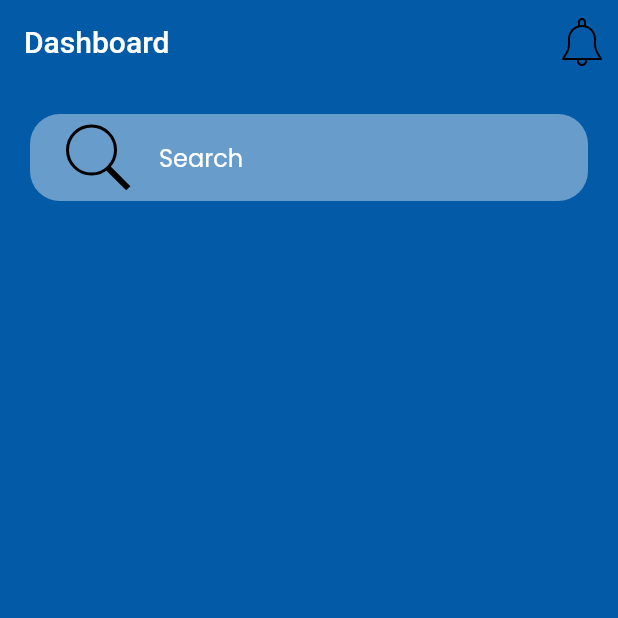
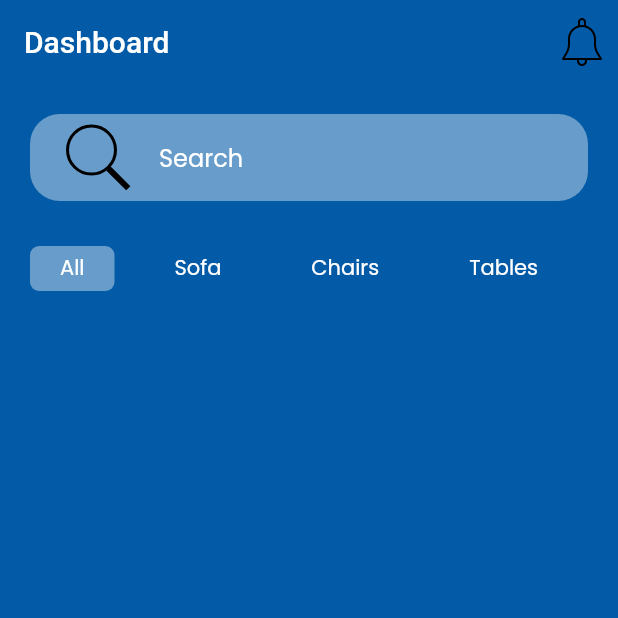
Before and after one commit to scriptclump/flutter-furniture-shop-app-ui, a Flutter app: the screen it shows after launch, on a phone screen of 412 x 824 dp, the top half of it. Run offline on Flutter 3.47's test engine with Material 2 defaults, Android fonts, the phone set to English and light mode, and no system bars; our stand-ins replace flutter_svg, google_fonts.

Commit message:
Adds the main navigation: Categories list

```diff
--- a/lib/screens/product/components/body.dart
+++ b/lib/screens/product/components/body.dart
@@ -3,6 +3,7 @@ import 'package:flutter_svg/svg.dart';
 
 import '../../../constants.dart';
 import '../../../components/search_box.dart';
+import '../components/category_list.dart';
 
 class Body extends StatelessWidget {
   @override
@@ -10,6 +11,7 @@ class Body extends StatelessWidget {
     return Column(
       children: <Widget>[
         SearchBox(),
+        CategoryList(),
       ],
     );
   }
--- /dev/null
+++ b/lib/screens/product/components/category_list.dart
@@ -0,0 +1,54 @@
+import 'package:flutter/material.dart';
+
+// Custom import
+import '../../../constants.dart';
+
+// Statefule widget since some state chnage on category
+class CategoryList extends StatefulWidget {
+  @override
+  _CategoryListState createState() => _CategoryListState();
+}
+
+class _CategoryListState extends State<CategoryList> {
+  int selectedIndex = 0;
+  List categories = ['All', 'Sofa', 'Chairs', 'Tables'];
+  @override
+  Widget build(BuildContext context) {
+    return Container(
+      margin: EdgeInsets.symmetric(vertical: kDefaultPadding / 2),
+      height: 30,
+      child: ListView.builder(
+        scrollDirection: Axis.horizontal,
+        itemCount: categories.length,
+        itemBuilder: (context, index) {
+          var selectedIndex2 = selectedIndex;
+          return GestureDetector(
+            onTap: () {
+              setState(() {
+                selectedIndex = index;
+              });
+            },
+            child: Container(
+              alignment: Alignment.center,
+              margin: EdgeInsets.only(
+                left: kDefaultPadding,
+                right: index == categories.length - 1 ? kDefaultPadding : 0,
+              ),
+              padding: EdgeInsets.symmetric(horizontal: kDefaultPadding),
+              decoration: BoxDecoration(
+                color: index == selectedIndex2
+                    ? Colors.white.withOpacity(0.4)
+                    : Colors.transparent,
+                borderRadius: BorderRadius.circular(6),
+              ),
+              child: Text(
+                categories[index],
+                style: TextStyle(color: Colors.white),
+              ),
+            ),
+          );
+        },
+      ),
+    );
+  }
+}
```
